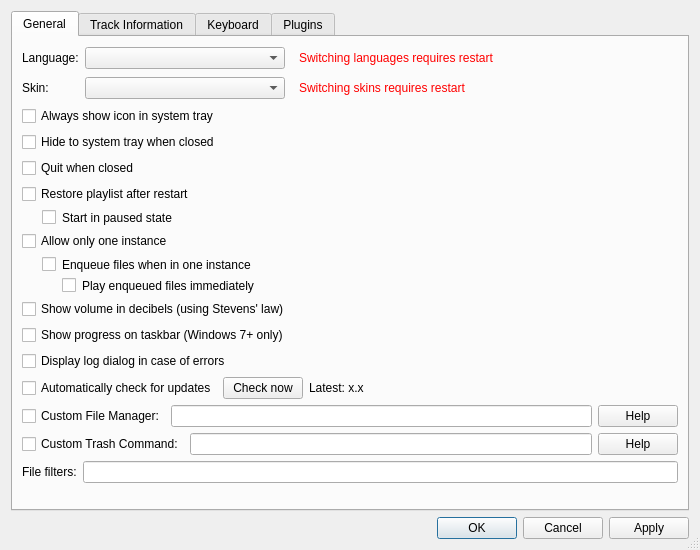
The window that src/preferencesDialog.ui (nulloy/nulloy) describes before a commit, drawn with Qt 5.
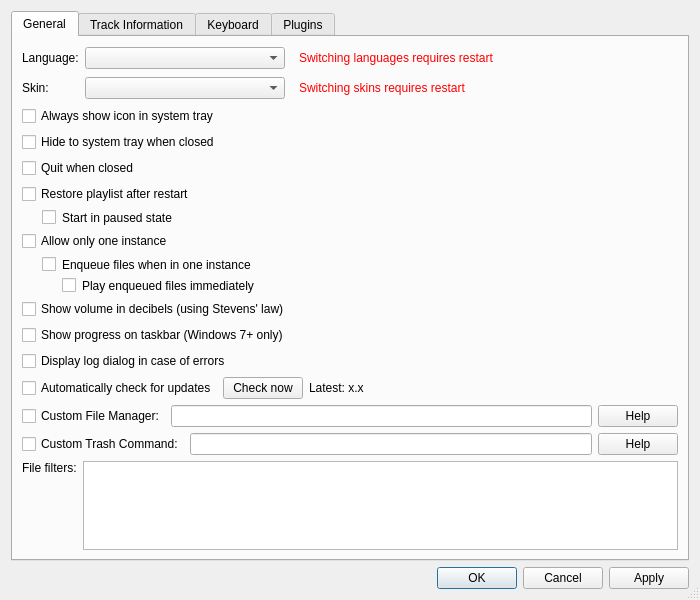
The same window after the commit. Custom widgets are drawn as their Qt base class.

Commit message: multiline widget for file filters

```diff
--- a/src/preferencesDialog.ui
+++ b/src/preferencesDialog.ui
@@ -7,7 +7,7 @@
     <x>0</x>
     <y>0</y>
     <width>700</width>
-    <height>550</height>
+    <height>600</height>
    </rect>
   </property>
   <property name="styleSheet">
@@ -59,8 +59,8 @@
            <rect>
             <x>0</x>
             <y>0</y>
-            <width>566</width>
-            <height>514</height>
+            <width>666</width>
+            <height>560</height>
            </rect>
           </property>
           <layout class="QVBoxLayout" name="verticalLayout_8">
@@ -407,10 +407,13 @@
                <property name="text">
                 <string>File filters:</string>
                </property>
+               <property name="alignment">
+                <set>Qt::AlignLeading|Qt::AlignLeft|Qt::AlignTop</set>
+               </property>
               </widget>
              </item>
              <item>
-              <widget class="QLineEdit" name="fileFiltersLineEdit"/>
+              <widget class="NMultiLineEdit" name="fileFiltersMultiLineEdit"/>
              </item>
             </layout>
            </item>
@@ -857,6 +860,11 @@
   </layout>
  </widget>
  <customwidgets>
+  <customwidget>
+   <class>NMultiLineEdit</class>
+   <extends>QPlainTextEdit</extends>
+   <header>multiLineEdit.h</header>
+  </customwidget>
   <customwidget>
    <class>NShortcutEditorWidget</class>
    <extends>QTableView</extends>
```
Left out of the diff: 4 changed lines with no effect on the pictures. The commit also changes 3 other files.
